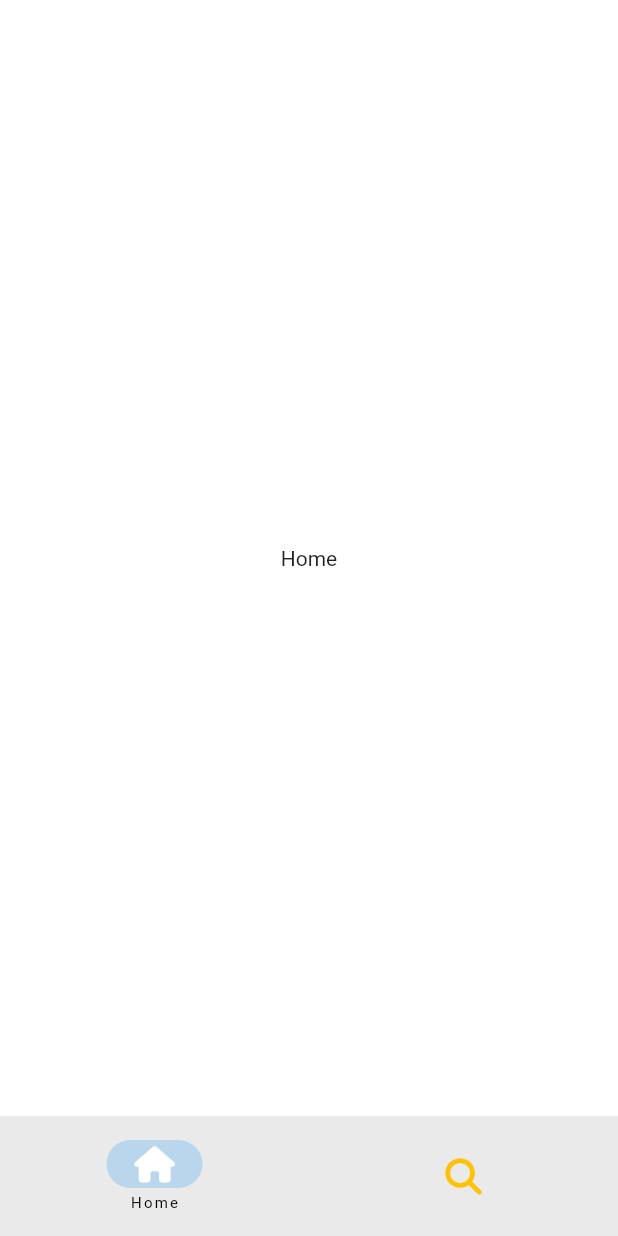
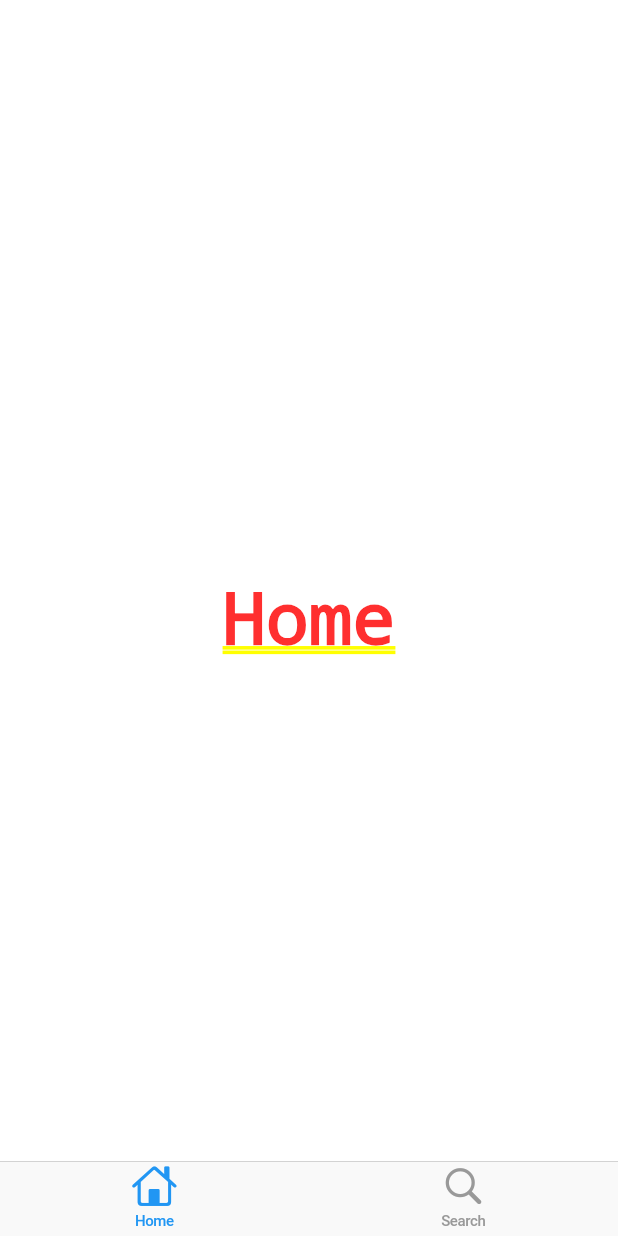
Before and after one commit to tastekim/tiktok_clone, a Flutter app: the screen it shows after launch, on a phone screen of 412 x 824 dp. Run offline on Flutter 3.47's test engine with Material 2 defaults, Android fonts, the phone set to English and light mode, and no system bars; our stand-ins replace font_awesome_flutter.

Commit message:
:art: used CupertinoTabBar widget(iOS)

```diff
--- a/lib/features/main_navigation/main_navigation_screen.dart
+++ b/lib/features/main_navigation/main_navigation_screen.dart
@@ -38,29 +38,19 @@ class _MainNavigationScreenState extends State<MainNavigationScreen> {
 
   @override
   Widget build(BuildContext context) {
-    return Scaffold(
-      body: screens[_selectedIndex],
-      bottomNavigationBar: NavigationBar(
-        labelBehavior: NavigationDestinationLabelBehavior.onlyShowSelected,
-        selectedIndex: _selectedIndex,
-        onDestinationSelected: _onTap,
-        destinations: [
-          NavigationDestination(
-            icon: FaIcon(
-              FontAwesomeIcons.house,
-              color: Colors.white,
+    return CupertinoTabScaffold(
+        tabBar: CupertinoTabBar(
+          items: [
+            BottomNavigationBarItem(
+              icon: Icon(CupertinoIcons.house),
+              label: 'Home',
             ),
-            label: 'Home',
-          ),
-          NavigationDestination(
-            icon: FaIcon(
-              FontAwesomeIcons.search,
-              color: Colors.amber,
+            BottomNavigationBarItem(
+              icon: Icon(CupertinoIcons.search),
+              label: 'Search',
             ),
-            label: 'Search',
-          ),
-        ],
-      ),
-    );
+          ],
+        ),
+        tabBuilder: (context, index) => screens[index]);
   }
 }
```
